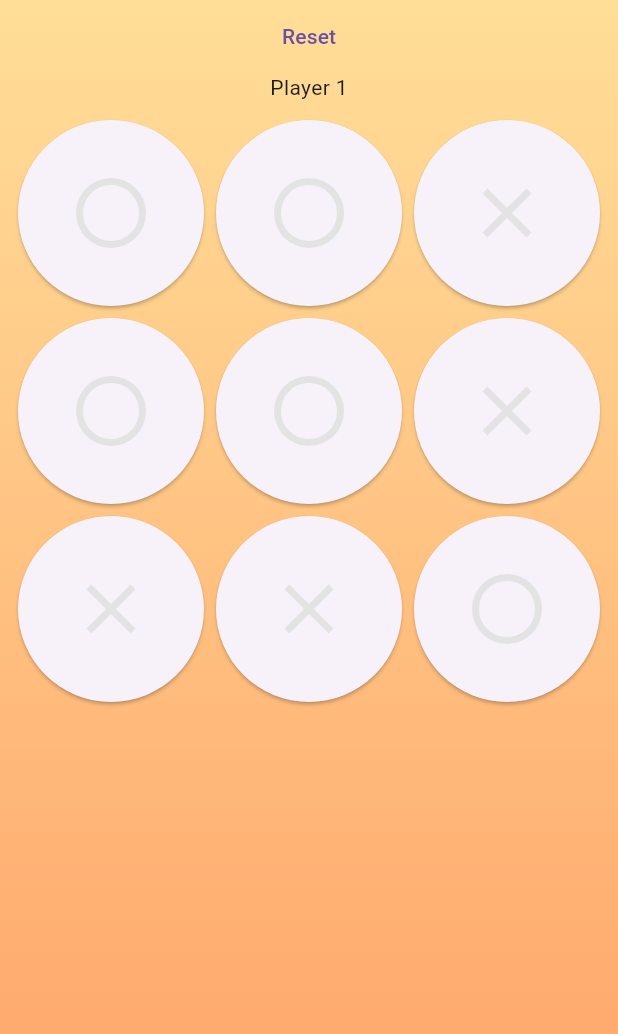
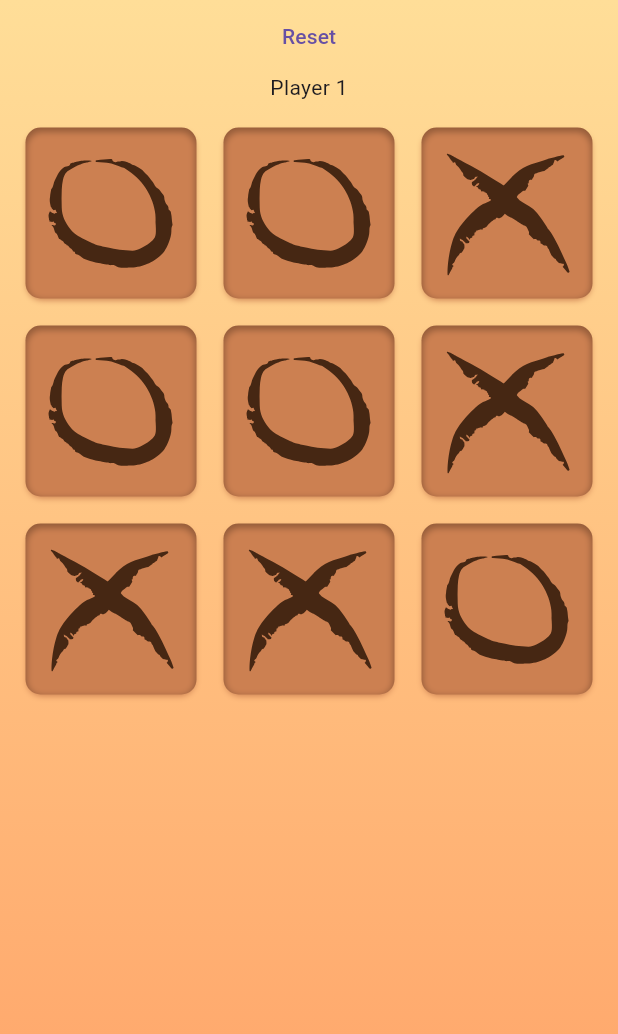
Before and after one commit to Quantompixel/mobile_tic_tac_toe, a Flutter app: the screen it shows after launch, on a phone screen of 412 x 824 dp. Shown: the top 1034 px of the screen. Run offline on Flutter 3.47's test engine with Material 3 defaults, Android fonts, the phone set to English and light mode, and no system bars; our stand-ins replace flutter_svg.

Commit message:
changed design of tic tac toe field

```diff
--- a/lib/field.dart
+++ b/lib/field.dart
@@ -8,24 +8,46 @@ class Field extends StatelessWidget {
 
   @override
   Widget build(BuildContext context) {
-    return ElevatedButton(
+    return GestureDetector(
+      onTap: () {
+        onPress();
+      },
       child: Container(
-        margin: EdgeInsets.all(10),
+        decoration: BoxDecoration(
+          borderRadius: BorderRadius.all(Radius.circular(10)),
+          boxShadow: [
+            BoxShadow(color: Color(0xFF965D3A)),
+            BoxShadow(
+              color: Color(0xFFCC8051),
+              spreadRadius: -1.0,
+              blurRadius: 3,
+              offset: Offset(0, 2),
+            ),
+          ],
+        ),
+        margin: EdgeInsets.all(5),
         child: Builder(
           builder: (context) {
             if (fieldType == -1) {
               return SizedBox.expand();
             } else if (fieldType == 0) {
-              return SvgPicture.asset('assets/icons/circle.svg');
+              return Padding(
+                padding: EdgeInsetsGeometry.all(15),
+                child: SizedBox.expand(
+                  child: SvgPicture.asset('assets/icons/circle.svg'),
+                ),
+              );
             } else {
-              return SvgPicture.asset('assets/icons/cross.svg');
+              return Padding(
+                padding: EdgeInsetsGeometry.all(15),
+                child: SizedBox.expand(
+                  child: SvgPicture.asset('assets/icons/cross.svg'),
+                ),
+              );
             }
           },
         ),
       ),
-      onPressed: () {
-        onPress();
-      },
     );
   }
 }
```
Also changed, not shown: assets/icons/circle.svg, assets/icons/cross.svg.
